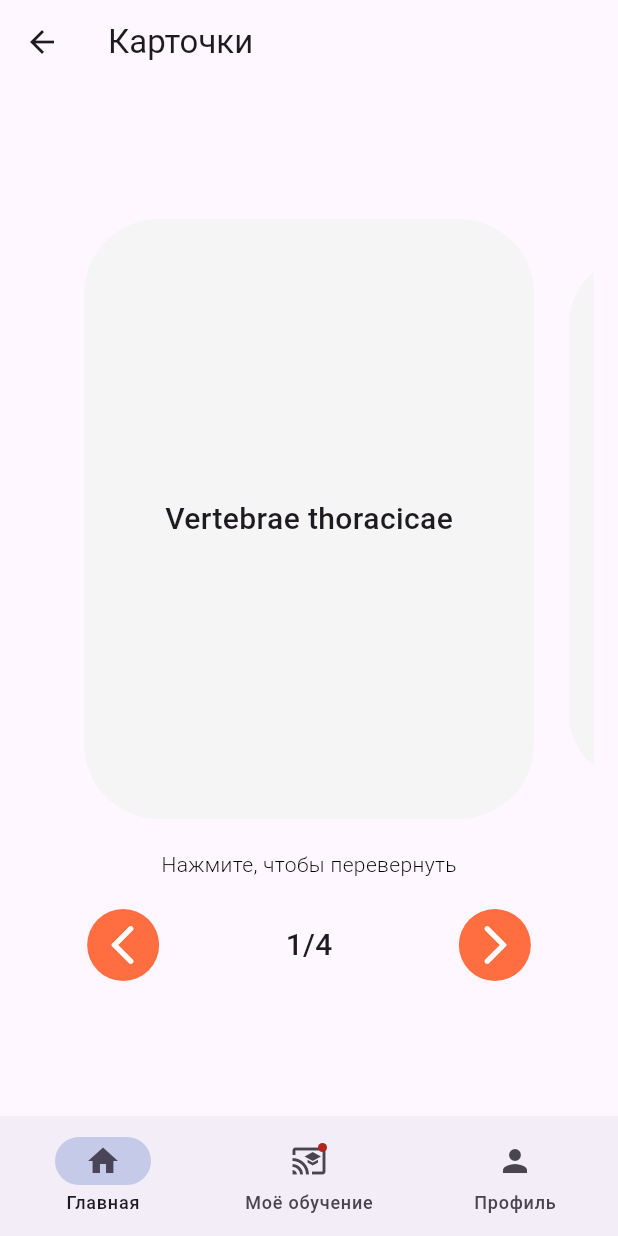
After one commit to T1murk1n/App, a Flutter app: the Cards screen opened by its route, on a phone screen of 412 x 824 dp. The commit adds this screen. Run offline on Flutter 3.47's test engine with Material 3 defaults, Android fonts, the phone set to English and light mode, and no system bars; drawn by our look-alikes of carousel_slider, flip_card; our stand-ins replace blur; missing offline and left inert: dart:js.

Commit message:
cards page

```diff
--- a/lib/main.dart
+++ b/lib/main.dart
@@ -6,6 +6,7 @@ import 'package:medicine/pages/main_screen.dart';
 import 'package:medicine/pages/splash.dart';
 import 'package:medicine/pages/notes.dart';
 import 'package:medicine/pages/menu.dart';
+import 'package:medicine/pages/cards.dart';
 
 void main() => runApp(MaterialApp(
   debugShowCheckedModeBanner: false,
@@ -19,5 +20,6 @@ void main() => runApp(MaterialApp(
     '/card': (context) => Home(),
     '/notes': (context) => Notes(),
     '/menu': (context) => Menu(),
+    '/cards': (context) => Cards(),
   },
 ));
--- /dev/null
+++ b/lib/pages/cards.dart
@@ -0,0 +1,186 @@
+import 'package:carousel_slider/carousel_slider.dart';
+import 'package:flutter/material.dart';
+import 'package:flip_card/flip_card.dart';
+
+class Cards extends StatefulWidget {
+  const Cards({super.key});
+
+  @override
+  State<Cards> createState() => _CardsState();
+}
+dynamic arrLatin = ['Vertebrae thoracicae', 'Hjhgjdhfgjdhgjdhgjdhg', 'Vertebra', 'Corpus vertebrae'];
+dynamic arrRus = ['Грудной отдел', 'Хуйня какая-то', 'Позвонок', 'Тело позвонка '];
+
+class _CardsState extends State<Cards> {
+  final controller = CarouselController();
+  int i=1;
+  @override
+  Widget build(BuildContext context) {
+    final cardText = TextStyle(
+        fontSize: 18,
+        fontWeight: FontWeight.w500,
+        fontFamily: 'Roboto'
+    );
+
+
+
+    final style = ButtonStyle(
+        padding: MaterialStateProperty.all(EdgeInsets.all(0)),
+        minimumSize: MaterialStateProperty.all(Size(160, 160)),
+        shape: MaterialStateProperty.all(
+            RoundedRectangleBorder(
+                borderRadius: BorderRadius.circular(20)
+            )
+        )
+    );
+    final text = TextStyle(
+        fontSize: 14,
+        fontWeight: FontWeight.w300,
+        fontFamily: 'Roboto',
+        color: Colors.black
+    );
+    return Scaffold(
+      bottomNavigationBar: NavigationBar(
+        onDestinationSelected: (int index) {
+          if(index == 0) {
+            Navigator.pushNamed(context, '/');
+          }
+          if(index == 1) {
+            Navigator.pushNamed(context, '/splash');
+          }
+          if(index == 2) {
+            Navigator.pushNamed(context, '/splash');
+          }
+        },
+        indicatorColor: Colors.indigo.shade100,
+        destinations: const <Widget>[
+          NavigationDestination(
+            icon: Icon(Icons.home),
+            label: 'Главная',
+          ),
+          NavigationDestination(
+            icon: Badge(child: Icon(Icons.cast_for_education)),
+            label: 'Моё обучение',
+          ),
+          NavigationDestination(
+            icon: Icon(Icons.person),
+            label: 'Профиль',
+          ),
+        ],
+      ),
+      appBar: AppBar(
+        title: Text('Карточки'),
+      ),
+      body: Padding(
+        padding: const EdgeInsets.all(16.0),
+        child: Column(
+          mainAxisAlignment: MainAxisAlignment.center,
+          children: [
+            Center(
+              child: CarouselSlider.builder(
+                  itemCount: arrLatin.length,
+                  itemBuilder: (context, index, realIndex) {
+                    return buildImage(index);
+                  },
+                  carouselController: controller,
+                  options: CarouselOptions(
+                    height: 400,
+                    initialPage: 0,
+                    enableInfiniteScroll: false,
+                    enlargeCenterPage: true,
+
+                  )
+              ),
+            ),
+            SizedBox(height: 20,),
+            Row(
+              mainAxisAlignment: MainAxisAlignment.center,
+              children: [
+                Text('Нажмите, чтобы перевернуть', style: text,)
+              ],
+            ),
+            SizedBox(height: 20,),
+            buildButtons(),
+          ],
+        ),
+      ),
+
+    );
+  }
+  Widget buildImage(int index) => FlipCard(
+    fill: Fill.fillBack, // Fill the back side of the card to make in the same size as the front.
+    direction: FlipDirection.HORIZONTAL, // nitially display.
+    front: Container(
+      height: 250,
+      width: 300,
+      decoration: BoxDecoration(
+        borderRadius: BorderRadius.circular(50),
+        color: Colors.grey.shade100,
+      ),
+      child: Center(child: Text(arrLatin[index], style: TextStyle(fontSize: 20, fontWeight: FontWeight.w500, fontFamily: 'Roboto'),)),
+
+    ),
+    back: Container(
+      height: 250,
+      width: 300,
+      decoration: BoxDecoration(
+        borderRadius: BorderRadius.circular(50),
+        color: Colors.grey.shade100,
+      ),
+      child: Center(child: Text(arrRus[index], style: TextStyle(fontSize: 20, fontWeight: FontWeight.w500, fontFamily: 'Roboto'),)),
+    ),
+  );
+
+  Widget buildButtons({bool stretch = false}) => Row(
+    mainAxisAlignment: MainAxisAlignment.spaceAround,
+    children: [
+      Ink(
+          decoration: const ShapeDecoration(
+            color: Colors.deepOrangeAccent,
+            shape: CircleBorder(),
+          ),
+          child:IconButton(
+            onPressed: previous,
+            iconSize: 32,
+            color: Colors.white,
+            icon: Icon(Icons.arrow_back_ios_rounded),
+
+          )
+      ),
+      Text('$i/${arrLatin.length}', style: TextStyle(fontSize: 20, fontWeight: FontWeight.w500),),
+      Ink(
+        decoration: const ShapeDecoration(
+          color: Colors.deepOrangeAccent,
+          shape: CircleBorder(),
+        ),
+        child: IconButton(
+          onPressed: next,
+          iconSize: 32,
+          color: Colors.white,
+          icon: Icon(Icons.arrow_forward_ios_rounded),
+
+        )
+      ),
+
+
+    ],
+  );
+  void next() {
+    controller.nextPage();
+    setState(() {
+      if(i < arrLatin.length) {
+        i++;
+      }
+    });
+  }
+  void previous() {
+    controller.previousPage();
+    setState(() {
+      if(i>1) {
+        i--;
+      }
+    });
+  }
+
+
+}
--- a/lib/pages/menu.dart
+++ b/lib/pages/menu.dart
@@ -201,7 +201,7 @@ class _MenuState extends State<Menu> {
                     ),
                     ElevatedButton(
                       onPressed: () {
-
+                        Navigator.pushNamed(context, '/cards');
                       },
                       style: style,
                       child: Container(
--- a/pubspec.yaml
+++ b/pubspec.yaml
@@ -28,7 +28,9 @@ environment:
 # the latest version available on pub.dev. To see which dependencies have newer
 # versions available, run `flutter pub outdated`.
 dependencies:
+  flip_card: ^0.6.0
   blur: ^3.0.0
+  carousel_slider: ^4.0.0
   flutter:
     sdk: flutter
 
```
Also changed, not shown: pubspec.lock.
